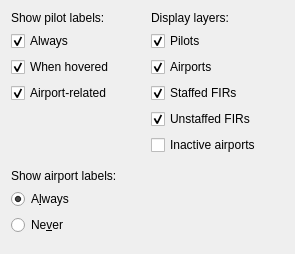
Above: source/ui/pages/viewpage.ui from Vatsinator/vatsinator-legacy before the change. Below: the same form after it.
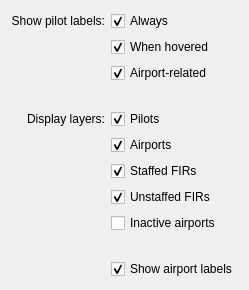
That is the form after the change.

The edit to the form file:
```diff
--- a/source/ui/pages/viewpage.ui
+++ b/source/ui/pages/viewpage.ui
@@ -2,82 +2,21 @@
 <ui version="4.0">
  <class>ViewPage</class>
  <widget class="QWidget" name="ViewPage">
-  <property name="geometry">
-   <rect>
-    <x>0</x>
-    <y>0</y>
-    <width>295</width>
-    <height>254</height>
-   </rect>
-  </property>
   <property name="windowTitle">
    <string notr="true">View</string>
   </property>
   <layout class="QGridLayout" name="gridLayout">
-   <item row="0" column="0">
-    <layout class="QVBoxLayout" name="verticalLayout_3">
-     <item>
-      <widget class="QLabel" name="label_4">
-       <property name="text">
-        <string>Show pilot labels:</string>
-       </property>
-      </widget>
-     </item>
-     <item>
-      <widget class="QCheckBox" name="ShowPilotsLabelsAlwaysCheckBox">
-       <property name="text">
-        <string>Always</string>
-       </property>
-       <property name="checked">
-        <bool>true</bool>
-       </property>
-      </widget>
-     </item>
-     <item>
-      <widget class="QCheckBox" name="ShowPilotsLabelsWhenHoveredCheckBox">
-       <property name="text">
-        <string>When hovered</string>
-       </property>
-       <property name="checked">
-        <bool>true</bool>
-       </property>
-      </widget>
-     </item>
-     <item>
-      <widget class="QCheckBox" name="ShowPilotsLabelsAirportRelatedCheckBox">
-       <property name="text">
-        <string>Airport-related</string>
-       </property>
-       <property name="checked">
-        <bool>true</bool>
-       </property>
-      </widget>
-     </item>
-     <item>
-      <spacer name="verticalSpacer_3">
-       <property name="orientation">
-        <enum>Qt::Vertical</enum>
-       </property>
-       <property name="sizeHint" stdset="0">
-        <size>
-         <width>20</width>
-         <height>40</height>
-        </size>
-       </property>
-      </spacer>
-     </item>
-    </layout>
-   </item>
-   <item row="0" column="1">
-    <layout class="QVBoxLayout" name="verticalLayout_2">
-     <item>
+   <item row="4" column="0">
       <widget class="QLabel" name="label_3">
        <property name="text">
         <string>Display layers:</string>
        </property>
-      </widget>
-     </item>
-     <item>
+     <property name="alignment">
+      <set>Qt::AlignRight|Qt::AlignTrailing|Qt::AlignVCenter</set>
+     </property>
+    </widget>
+   </item>
+   <item row="4" column="1">
       <widget class="QCheckBox" name="PilotsCheckBox">
        <property name="text">
         <string>Pilots</string>
@@ -87,17 +26,39 @@
        </property>
       </widget>
      </item>
-     <item>
-      <widget class="QCheckBox" name="AirportsCheckBox">
-       <property name="text">
-        <string>Airports</string>
-       </property>
-       <property name="checked">
-        <bool>true</bool>
-       </property>
-      </widget>
-     </item>
-     <item>
+   <item row="9" column="1">
+    <spacer name="verticalSpacer_2">
+     <property name="orientation">
+      <enum>Qt::Vertical</enum>
+     </property>
+     <property name="sizeType">
+      <enum>QSizePolicy::Fixed</enum>
+     </property>
+     <property name="sizeHint" stdset="0">
+      <size>
+       <width>20</width>
+       <height>20</height>
+      </size>
+     </property>
+    </spacer>
+   </item>
+   <item row="3" column="1">
+    <spacer name="verticalSpacer">
+     <property name="orientation">
+      <enum>Qt::Vertical</enum>
+     </property>
+     <property name="sizeType">
+      <enum>QSizePolicy::Fixed</enum>
+     </property>
+     <property name="sizeHint" stdset="0">
+      <size>
+       <width>20</width>
+       <height>20</height>
+      </size>
+     </property>
+    </spacer>
+   </item>
+   <item row="6" column="1">
       <widget class="QCheckBox" name="StaffedFirsCheckBox">
        <property name="text">
         <string>Staffed FIRs</string>
@@ -107,81 +68,82 @@
        </property>
       </widget>
      </item>
-     <item>
-      <widget class="QCheckBox" name="UnstaffedFirsCheckBox">
-       <property name="text">
-        <string>Unstaffed FIRs</string>
-       </property>
-       <property name="checked">
-        <bool>true</bool>
-       </property>
-      </widget>
-     </item>
-     <item>
+   <item row="8" column="1">
       <widget class="QCheckBox" name="InactiveAirportsCheckBox">
        <property name="text">
         <string>Inactive airports</string>
        </property>
       </widget>
      </item>
-     <item>
-      <spacer name="verticalSpacer_2">
-       <property name="orientation">
-        <enum>Qt::Vertical</enum>
-       </property>
-       <property name="sizeHint" stdset="0">
-        <size>
-         <width>20</width>
-         <height>40</height>
-        </size>
-       </property>
-      </spacer>
-     </item>
-    </layout>
-   </item>
-   <item row="1" column="0">
-    <layout class="QVBoxLayout" name="verticalLayout_4">
-     <item>
-      <widget class="QLabel" name="label_5">
+   <item row="7" column="1">
+    <widget class="QCheckBox" name="UnstaffedFirsCheckBox">
+     <property name="text">
+      <string>Unstaffed FIRs</string>
+     </property>
+     <property name="checked">
+      <bool>true</bool>
+     </property>
+    </widget>
+   </item>
+   <item row="5" column="1">
+    <widget class="QCheckBox" name="AirportsCheckBox">
        <property name="text">
-        <string>Show airport labels:</string>
-       </property>
-      </widget>
-     </item>
-     <item>
-      <widget class="QRadioButton" name="AlwaysRadioButton">
+      <string>Airports</string>
+     </property>
+     <property name="checked">
+      <bool>true</bool>
+     </property>
+    </widget>
+   </item>
+   <item row="0" column="1">
+    <widget class="QCheckBox" name="ShowPilotsLabelsAlwaysCheckBox">
        <property name="text">
-        <string>A&amp;lways</string>
+      <string>Always</string>
        </property>
        <property name="checked">
         <bool>true</bool>
        </property>
       </widget>
      </item>
-     <item>
-      <widget class="QRadioButton" name="NeverRadioButton">
+   <item row="0" column="0">
+    <widget class="QLabel" name="label_4">
        <property name="text">
-        <string>Ne&amp;ver</string>
-       </property>
+      <string>Show pilot labels:</string>
+     </property>
+     <property name="alignment">
+      <set>Qt::AlignRight|Qt::AlignTrailing|Qt::AlignVCenter</set>
+     </property>
+    </widget>
+   </item>
+   <item row="2" column="1">
+    <widget class="QCheckBox" name="ShowPilotsLabelsAirportRelatedCheckBox">
+     <property name="text">
+      <string>Airport-related</string>
+     </property>
        <property name="checked">
-        <bool>false</bool>
+      <bool>true</bool>
        </property>
       </widget>
      </item>
-     <item>
-      <spacer name="verticalSpacer_4">
-       <property name="orientation">
-        <enum>Qt::Vertical</enum>
-       </property>
-       <property name="sizeHint" stdset="0">
-        <size>
-         <width>20</width>
-         <height>40</height>
-        </size>
-       </property>
-      </spacer>
-     </item>
-    </layout>
+   <item row="10" column="1">
+    <widget class="QCheckBox" name="AirportLabelsCheckBox">
+     <property name="text">
+      <string>Show airport labels</string>
+     </property>
+     <property name="checked">
+      <bool>true</bool>
+     </property>
+    </widget>
+   </item>
+   <item row="1" column="1">
+    <widget class="QCheckBox" name="ShowPilotsLabelsWhenHoveredCheckBox">
+     <property name="text">
+      <string>When hovered</string>
+     </property>
+     <property name="checked">
+      <bool>true</bool>
+     </property>
+    </widget>
    </item>
   </layout>
  </widget>
```
Left out of the diff: 3 changed lines with no effect on the pictures. Lines whose indentation alone changed are shown as unchanged.
